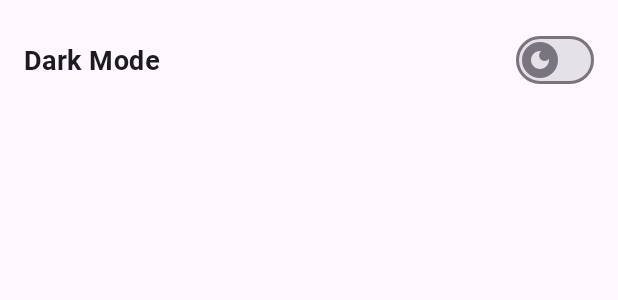
After one commit to GG-3-0-Mobile-Engineering/ME14-BencanaApp-GG3MEGP0592-ShidqiMaulana, an Android app: the layout sidesheet_setting.xml on its own in the app's theme, with its tools: preview values and no code run, on a phone screen of 412 x 824 dp. The commit adds this screen. Shown: the top 300 px of the screen. Run offline under Robolectric (Android 15) with nearby library versions, the phone set to English and light mode, and no system bars.

Commit message:
implement dark mode

```diff
--- a/app/src/main/AndroidManifest.xml
+++ b/app/src/main/AndroidManifest.xml
@@ -22,7 +22,6 @@
             android:exported="true">
             <intent-filter>
                 <action android:name="android.intent.action.MAIN" />
-
                 <category android:name="android.intent.category.LAUNCHER" />
             </intent-filter>
         </activity>
--- a/app/src/main/java/com/example/finalprojectgigih/MainViewModel.kt
+++ b/app/src/main/java/com/example/finalprojectgigih/MainViewModel.kt
@@ -1,6 +1,5 @@
 package com.example.finalprojectgigih
 
-import android.util.Log
 import androidx.lifecycle.MutableLiveData
 import androidx.lifecycle.ViewModel
 import androidx.lifecycle.asLiveData
--- /dev/null
+++ b/app/src/main/res/drawable/ic_dark_mode.xml
@@ -0,0 +1,5 @@
+<vector android:height="24dp" android:tint="#000000"
+    android:viewportHeight="24" android:viewportWidth="24"
+    android:width="24dp" xmlns:android="http://schemas.android.com/apk/res/android">
+    <path android:fillColor="@android:color/white" android:pathData="M12,3c-4.97,0 -9,4.03 -9,9s4.03,9 9,9s9,-4.03 9,-9c0,-0.46 -0.04,-0.92 -0.1,-1.36c-0.98,1.37 -2.58,2.26 -4.4,2.26c-2.98,0 -5.4,-2.42 -5.4,-5.4c0,-1.81 0.89,-3.42 2.26,-4.4C12.92,3.04 12.46,3 12,3L12,3z"/>
+</vector>
--- /dev/null
+++ b/app/src/main/res/layout/sidesheet_setting.xml
@@ -0,0 +1,25 @@
+<?xml version="1.0" encoding="utf-8"?>
+<androidx.coordinatorlayout.widget.CoordinatorLayout xmlns:android="http://schemas.android.com/apk/res/android"
+    xmlns:app="http://schemas.android.com/apk/res-auto"
+    android:layout_width="match_parent"
+    android:layout_height="match_parent">
+
+    <LinearLayout
+        android:id="@+id/ll_sidesheet"
+        style="@style/Widget.Material3.SideSheet.Modal"
+        android:layout_width="match_parent"
+        android:layout_height="match_parent"
+        android:orientation="vertical"
+        android:padding="16dp">
+
+        <com.google.android.material.materialswitch.MaterialSwitch
+            android:id="@+id/ms_darkmode"
+            android:layout_width="match_parent"
+            android:layout_height="wrap_content"
+            android:text="@string/dark_mode"
+            style="@style/CodeFontBold"
+            app:thumbIcon="@drawable/ic_dark_mode" />
+
+    </LinearLayout>
+
+</androidx.coordinatorlayout.widget.CoordinatorLayout>
--- a/app/src/main/res/values/strings.xml
+++ b/app/src/main/res/values/strings.xml
@@ -5,5 +5,8 @@
     <string name="error">Oops! something went wrong.</string>
     <string name="try_again">Please check your connection and try again later.</string>
     <string name="searchbar_hint">Provinsi</string>
+    <string name="dark_mode">Dark Mode</string>
+    <!-- TODO: Remove or change this placeholder text -->
+    <string name="hello_blank_fragment">Hello blank fragment</string>
 
 </resources>
```
Also changed, not shown: app/src/main/java/com/example/finalprojectgigih/MainActivity.kt (+29 -4 lines), app/src/main/java/com/example/finalprojectgigih/MainApp.kt (+10 -1 lines), app/src/main/res/layout/activity_main.xml (+5 -37 lines).
